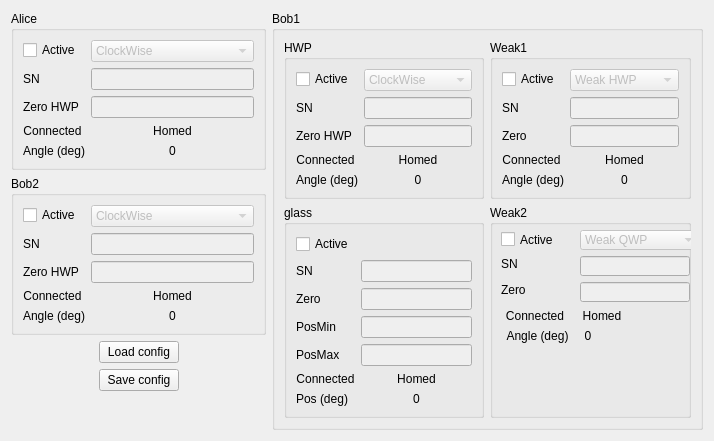
Before: the Qt Designer form pol/config.ui in qLuxor/pylabtools, drawn with Qt 5.
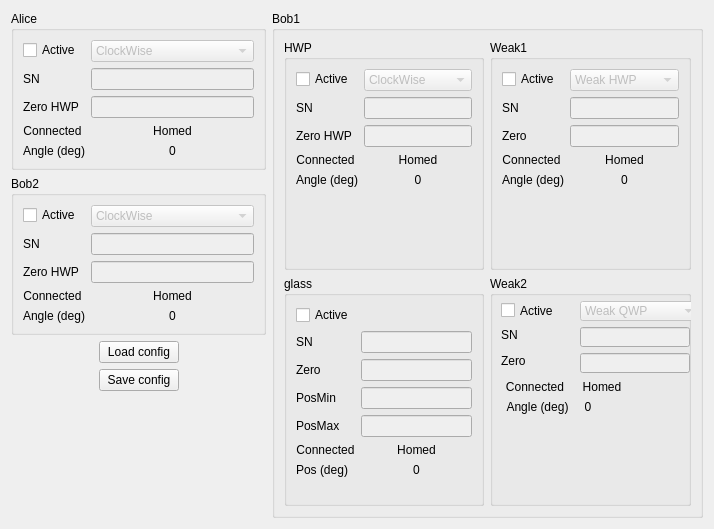
After: the same form once the commit is applied.

What changed in the file:
```diff
--- a/pol/config.ui
+++ b/pol/config.ui
@@ -7,7 +7,7 @@
     <x>0</x>
     <y>0</y>
     <width>714</width>
-    <height>429</height>
+    <height>529</height>
    </rect>
   </property>
   <property name="windowTitle">
```
Left out of the diff: 2 changed lines with no effect on the pictures.
